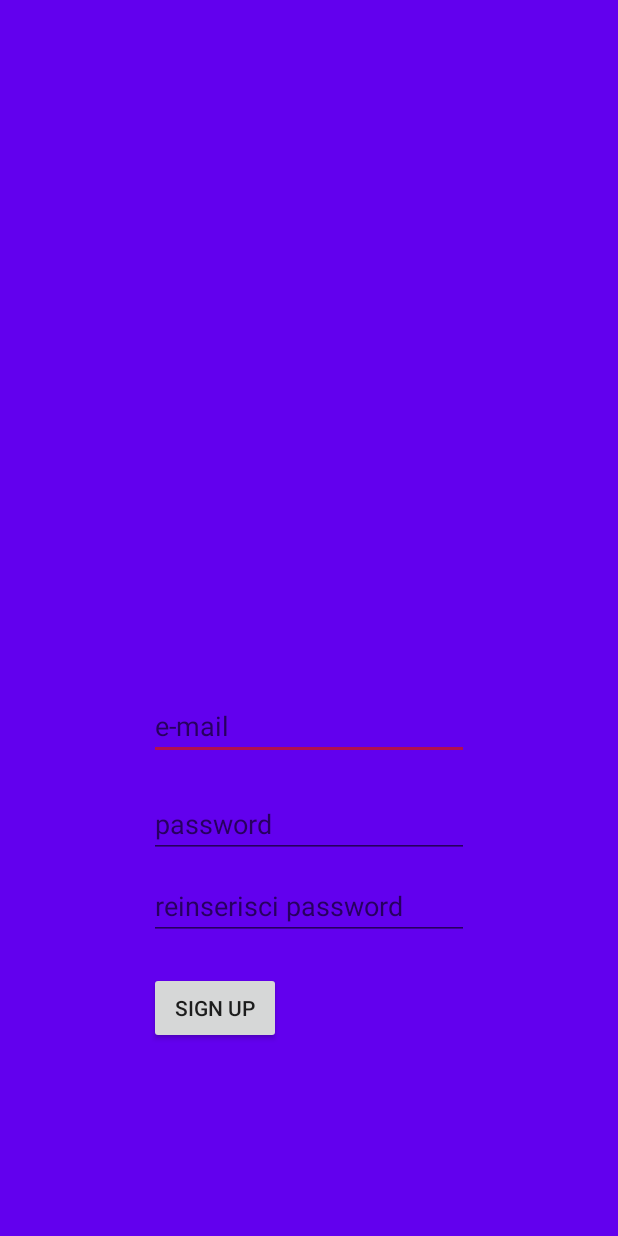
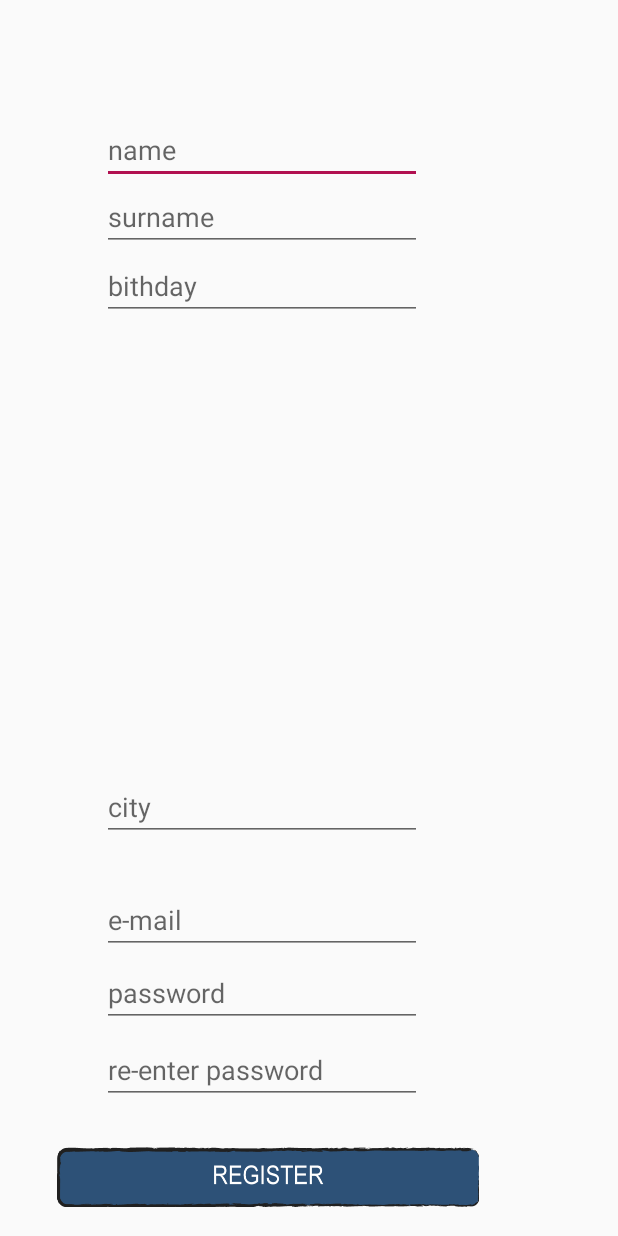
Before and after one commit to zhouzhixiang1/mycloset, an Android app: the layout fragment_registrati.xml on its own in the app's theme, with its tools: preview values and no code run, on a phone screen of 412 x 824 dp. Run offline under Robolectric (Android 15) with nearby library versions, the phone set to English and light mode, and no system bars.

Commit message:
Fatto layout login e register fragment

```diff
--- a/app/src/main/java/com/example/fragmentprova/FragmentOne.java
+++ b/app/src/main/java/com/example/fragmentprova/FragmentOne.java
@@ -12,13 +12,16 @@ import android.widget.ImageView;
 public class FragmentOne extends Fragment{
 
     ImageView imageView;
+    ImageView imageView2;
 
     @Override
     public View onCreateView(LayoutInflater inflater, ViewGroup container, Bundle savedInstanceState) {
         View view = inflater.inflate(R.layout.fragment_one, container, false);
 
         imageView = view.findViewById(R.id.imageView);
-        imageView.setImageResource(R.drawable.addout);
+        imageView2 = view.findViewById(R.id.imageView2);
+        imageView.setImageResource(R.drawable.t_shirt_maschio);
+        imageView2.setImageResource(R.drawable.pantaloni_sigaretta_tasconi);
 
         return view;
     }
--- a/app/src/main/res/layout/fragment_registrati.xml
+++ b/app/src/main/res/layout/fragment_registrati.xml
@@ -1,52 +1,102 @@
 <?xml version="1.0" encoding="utf-8"?>
-<android.support.constraint.ConstraintLayout xmlns:android="http://schemas.android.com/apk/res/android"
+<RelativeLayout xmlns:android="http://schemas.android.com/apk/res/android"
     xmlns:app="http://schemas.android.com/apk/res-auto"
     xmlns:tools="http://schemas.android.com/tools"
     android:layout_width="match_parent"
     android:layout_height="match_parent"
-    android:background="@color/design_default_color_primary">
+    >
 
     <EditText
-        android:id="@+id/remail"
+        android:id="@+id/name"
         android:layout_width="wrap_content"
         android:layout_height="wrap_content"
-        android:layout_marginBottom="20dp"
+        android:layout_alignParentStart="true"
+        android:layout_alignParentTop="true"
+        android:layout_marginStart="68dp"
+        android:layout_marginTop="77dp"
+        android:ems="10"
+        android:hint="name"
+        android:inputType="textPersonName" />
+
+    <EditText
+        android:id="@+id/surname"
+        android:layout_width="wrap_content"
+        android:layout_height="wrap_content"
+        android:layout_alignParentStart="true"
+        android:layout_alignParentTop="true"
+        android:layout_marginStart="68dp"
+        android:layout_marginTop="122dp"
+        android:ems="10"
+        android:hint="surname"
+        android:inputType="textPersonName" />
+
+    <EditText
+        android:id="@+id/birthday"
+        android:layout_width="wrap_content"
+        android:layout_height="wrap_content"
+        android:layout_alignParentStart="true"
+        android:layout_alignParentTop="true"
+        android:layout_marginStart="68dp"
+        android:layout_marginTop="168dp"
+        android:ems="10"
+        android:hint="bithday"
+        android:inputType="textPersonName" />
+
+    <EditText
+        android:id="@+id/city"
+        android:layout_width="wrap_content"
+        android:layout_height="wrap_content"
+        android:layout_alignParentStart="true"
+        android:layout_alignParentBottom="true"
+        android:layout_marginStart="68dp"
+        android:layout_marginBottom="263dp"
+        android:ems="10"
+        android:hint="city"
+        android:inputType="textPersonName" />
+
+    <EditText
+        android:id="@+id/rEmail"
+        android:layout_width="wrap_content"
+        android:layout_height="wrap_content"
+        android:layout_alignParentStart="true"
+        android:layout_alignParentBottom="true"
+        android:layout_marginStart="68dp"
+        android:layout_marginBottom="188dp"
         android:ems="10"
         android:hint="e-mail"
-        android:inputType="textEmailAddress"
-        app:layout_constraintBottom_toTopOf="@+id/rpassword"
-        app:layout_constraintEnd_toEndOf="parent"
-        app:layout_constraintStart_toStartOf="parent" />
+        android:inputType="textEmailAddress" />
 
     <EditText
-        android:id="@+id/rpassword"
+        android:id="@+id/rPassword"
         android:layout_width="wrap_content"
         android:layout_height="wrap_content"
-        android:layout_marginBottom="252dp"
+        android:layout_alignParentStart="true"
+        android:layout_alignParentBottom="true"
+        android:layout_marginStart="68dp"
+        android:layout_marginBottom="139dp"
         android:ems="10"
         android:hint="password"
-        android:inputType="textPassword"
-        app:layout_constraintBottom_toBottomOf="parent"
-        app:layout_constraintStart_toStartOf="@+id/remail" />
-
-    <Button
-        android:id="@+id/rregistrati"
-        android:layout_width="wrap_content"
-        android:layout_height="wrap_content"
-        android:layout_marginTop="76dp"
-        android:text="sign up"
-        app:layout_constraintStart_toStartOf="@id/repassword"
-        app:layout_constraintTop_toBottomOf="@+id/rpassword" />
+        android:inputType="textPassword" />
 
     <EditText
         android:id="@+id/repassword"
         android:layout_width="wrap_content"
         android:layout_height="wrap_content"
-        android:layout_marginTop="9dp"
+        android:layout_alignParentStart="true"
+        android:layout_alignParentBottom="true"
+        android:layout_marginStart="68dp"
+        android:layout_marginBottom="88dp"
         android:ems="10"
-        android:hint="reinserisci password"
-        android:inputType="textPassword"
-        app:layout_constraintStart_toStartOf="@+id/rpassword"
-        app:layout_constraintTop_toBottomOf="@+id/rpassword" />
+        android:hint="re-enter password"
+        android:inputType="textPassword" />
 
-</android.support.constraint.ConstraintLayout>
+    <ImageButton
+        android:id="@+id/btnRRegister"
+        android:layout_width="281dp"
+        android:layout_height="40dp"
+        android:layout_alignParentStart="true"
+        android:layout_alignParentBottom="true"
+        android:layout_marginStart="38dp"
+        android:layout_marginBottom="19dp"
+        android:background="@drawable/register" />
+</RelativeLayout>
```
Also changed, not shown: app/src/main/java/com/example/fragmentprova/FragmentLogin.java (+5 -4 lines), app/src/main/java/com/example/fragmentprova/FragmentRegistrati.java (+5 -4 lines), app/src/main/res/layout/fragment_login.xml (+65 -36 lines), app/src/main/res/layout/fragment_one.xml (+19 -5 lines), app/src/main/res/drawable-v24/password_recovery.png (added), app/src/main/res/drawable-v24/register.png (added), app/src/main/res/drawable-v24/remember_me.png (added), app/src/main/res/drawable/login.png (added), app/src/main/res/drawable/pantaloni_sigaretta_tasconi.png (added), app/src/main/res/drawable/t_shirt_maschio.png (added).
